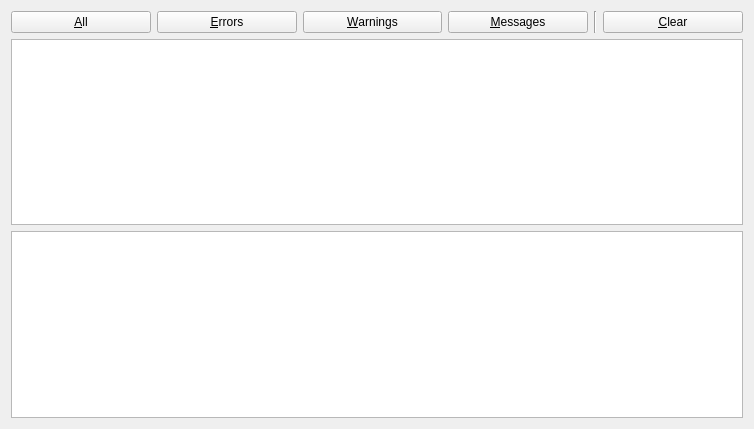
The window that Libs/Widgets/Resources/UI/ctkErrorLogWidget.ui (commontk/CTK) describes before a commit, drawn with Qt 5.
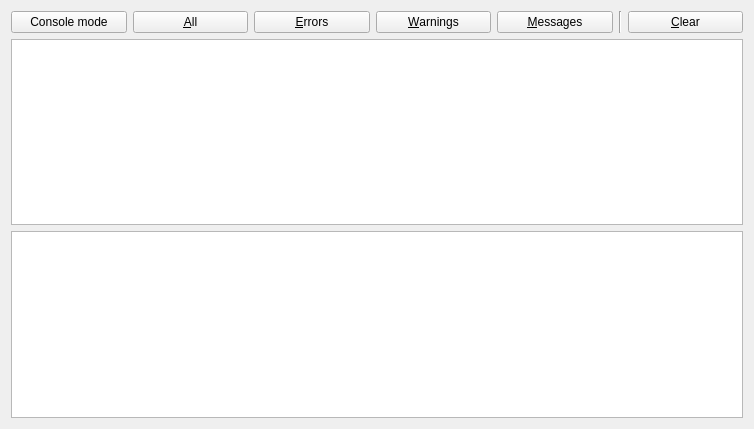
The same window after the commit.

Commit message: ENH: Add console mode button for ctkErrorLogWidget

```diff
--- a/Libs/Widgets/Resources/UI/ctkErrorLogWidget.ui
+++ b/Libs/Widgets/Resources/UI/ctkErrorLogWidget.ui
@@ -16,6 +16,16 @@
   <layout class="QVBoxLayout" name="verticalLayout">
    <item>
     <layout class="QHBoxLayout" name="horizontalLayout">
+     <item>
+      <widget class="QPushButton" name="ConsoleModeButton">
+       <property name="text">
+        <string>Console mode</string>
+       </property>
+       <property name="checkable">
+        <bool>true</bool>
+       </property>
+      </widget>
+     </item>
      <item>
       <widget class="QPushButton" name="ShowAllEntryButton">
        <property name="text">
```
Left out of the diff: 9 changed lines with no effect on the pictures. The commit also changes 2 other files.
